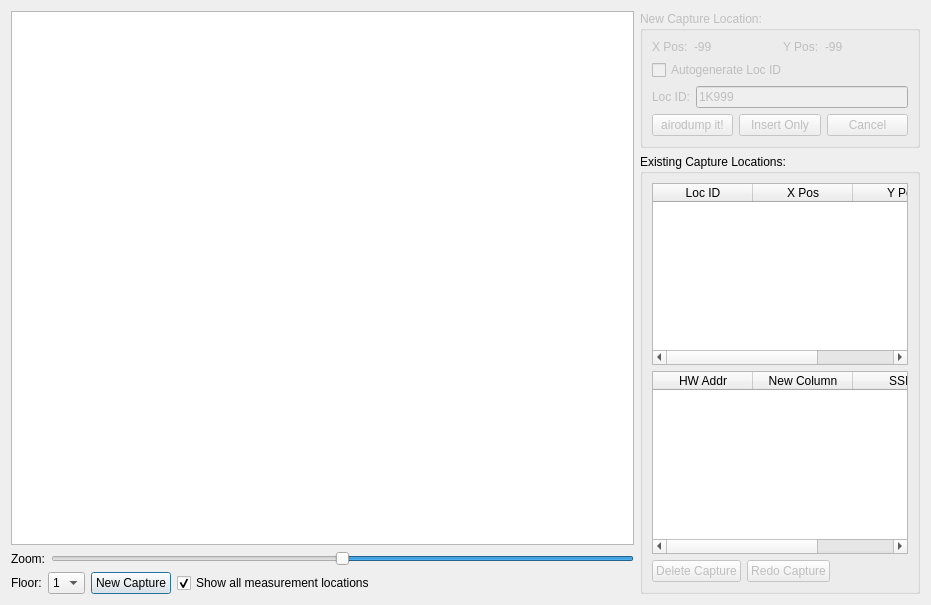
Qt form tool_suite/fingerprint_editor/main_dialog.ui (jedivind/gtaiad) before a commit.
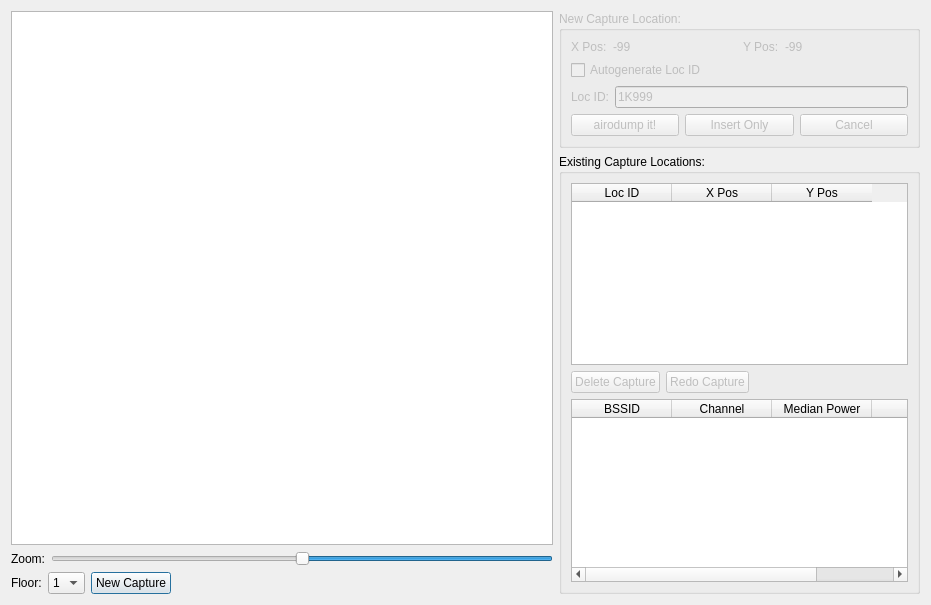
The same form after that commit.

Commit message: Populate two tables with initial data; does not receive new data yet

```diff
--- a/tool_suite/fingerprint_editor/main_dialog.ui
+++ b/tool_suite/fingerprint_editor/main_dialog.ui
@@ -13,7 +13,7 @@
   <property name="windowTitle">
    <string>Navigator Database Maintenance</string>
   </property>
-  <layout class="QHBoxLayout" name="horizontalLayout_6" stretch="1,0">
+  <layout class="QHBoxLayout" name="horizontalLayout_6" stretch="3,2">
    <item>
     <layout class="QVBoxLayout" name="verticalLayout_3" stretch="0,0,0">
      <item>
@@ -90,16 +90,6 @@
          </property>
         </widget>
        </item>
-       <item>
-        <widget class="QCheckBox" name="checkBox">
-         <property name="text">
-          <string>Show all measurement locations</string>
-         </property>
-         <property name="checked">
-          <bool>true</bool>
-         </property>
-        </widget>
-       </item>
        <item>
         <spacer name="horizontalSpacer">
          <property name="orientation">
@@ -238,25 +228,6 @@
           </column>
          </widget>
         </item>
-        <item>
-         <widget class="QTableWidget" name="measurements_table">
-          <column>
-           <property name="text">
-            <string>HW Addr</string>
-           </property>
-          </column>
-          <column>
-           <property name="text">
-            <string>New Column</string>
-           </property>
-          </column>
-          <column>
-           <property name="text">
-            <string>SSID</string>
-           </property>
-          </column>
-         </widget>
-        </item>
         <item>
          <layout class="QHBoxLayout" name="horizontalLayout_4">
           <item>
@@ -294,6 +265,30 @@
           </item>
          </layout>
         </item>
+        <item>
+         <widget class="QTableWidget" name="fingerprints_table">
+          <column>
+           <property name="text">
+            <string>BSSID</string>
+           </property>
+          </column>
+          <column>
+           <property name="text">
+            <string>Channel</string>
+           </property>
+          </column>
+          <column>
+           <property name="text">
+            <string>Median Power</string>
+           </property>
+          </column>
+          <column>
+           <property name="text">
+            <string>SSID</string>
+           </property>
+          </column>
+         </widget>
+        </item>
        </layout>
       </widget>
      </item>
```
The commit also changes 2 other files.
